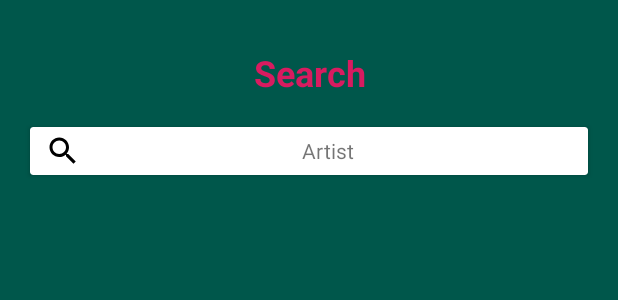
After one commit to bmacedo/HireMeMusic, an Android app: the layout fragment_search.xml on its own in the app's theme, with its tools: preview values and no code run, on a phone screen of 412 x 824 dp. The commit adds this screen. Shown: the top 300 px of the screen. Run offline under Robolectric (Android 15) with nearby library versions, the phone set to English and light mode, and no system bars.

```diff
--- /dev/null
+++ b/app/src/main/res/drawable/ic_baseline_search_24px.xml
@@ -0,0 +1,9 @@
+<vector xmlns:android="http://schemas.android.com/apk/res/android"
+    android:width="24dp"
+    android:height="24dp"
+    android:viewportWidth="24"
+    android:viewportHeight="24">
+    <path
+        android:fillColor="#FF000000"
+        android:pathData="M15.5,14h-0.79l-0.28,-0.27C15.41,12.59 16,11.11 16,9.5 16,5.91 13.09,3 9.5,3S3,5.91 3,9.5 5.91,16 9.5,16c1.61,0 3.09,-0.59 4.23,-1.57l0.27,0.28v0.79l5,4.99L20.49,19l-4.99,-5zM9.5,14C7.01,14 5,11.99 5,9.5S7.01,5 9.5,5 14,7.01 14,9.5 11.99,14 9.5,14z" />
+</vector>
--- /dev/null
+++ b/app/src/main/res/layout/fragment_search.xml
@@ -0,0 +1,35 @@
+<?xml version="1.0" encoding="utf-8"?>
+<LinearLayout xmlns:android="http://schemas.android.com/apk/res/android"
+    android:layout_width="match_parent"
+    android:layout_height="match_parent"
+    android:background="@color/colorPrimaryDark"
+    android:orientation="vertical">
+
+    <TextView
+        android:id="@+id/searchLabel"
+        style="@style/SearchTitle"
+        android:layout_width="match_parent"
+        android:layout_height="wrap_content"
+        android:layout_gravity="center"
+        android:gravity="center"
+        android:text="@string/search_label" />
+
+    <androidx.cardview.widget.CardView
+        android:id="@+id/searchBar"
+        android:layout_width="match_parent"
+        android:layout_height="wrap_content"
+        android:layout_margin="@dimen/search_bar_margin">
+
+        <TextView
+            android:layout_width="match_parent"
+            android:layout_height="wrap_content"
+            android:layout_marginStart="@dimen/search_hint_margin_horizontal"
+            android:layout_marginTop="@dimen/search_hint_margin_vertical"
+            android:layout_marginEnd="@dimen/search_hint_margin_horizontal"
+            android:layout_marginBottom="@dimen/search_hint_margin_vertical"
+            android:drawableStart="@drawable/ic_baseline_search_24px"
+            android:gravity="center"
+            android:text="@string/search_hint" />
+
+    </androidx.cardview.widget.CardView>
+</LinearLayout>
--- /dev/null
+++ b/app/src/main/res/values/dimens.xml
@@ -0,0 +1,7 @@
+<?xml version="1.0" encoding="utf-8"?>
+<resources>
+    <dimen name="search_title_margin_vertical">32dp</dimen>
+    <dimen name="search_bar_margin">20dp</dimen>
+    <dimen name="search_hint_margin_vertical">4dp</dimen>
+    <dimen name="search_hint_margin_horizontal">10dp</dimen>
+</resources>
--- a/app/src/main/res/values/strings.xml
+++ b/app/src/main/res/values/strings.xml
@@ -2,10 +2,16 @@
     <!-- General -->
     <string name="app_name">Hire Me Music</string>
 
-    <!-- Main Activity -->
+    <!-- Authentication -->
     <string name="log_in_label">Log in</string>
+
+    <!-- Search -->
+    <string name="search_label">Search</string>
+    <string name="search_hint">Artist</string>
 
     <!-- Spotify SDK Integration -->
     <string name="com_spotify_sdk_redirect_scheme">hirememusic</string>
     <string name="com_spotify_sdk_redirect_host">callback</string>
+    <string name="generic_error">An unknown error occurred. Please try one more time.</string>
+
 </resources>
--- a/app/src/main/res/values/styles.xml
+++ b/app/src/main/res/values/styles.xml
@@ -8,4 +8,12 @@
         <item name="colorAccent">@color/colorAccent</item>
     </style>
 
+    <!-- Search -->
+    <style name="SearchTitle">
+        <item name="android:layout_marginTop">@dimen/search_title_margin_vertical</item>
+        <item name="android:textSize">24sp</item>
+        <item name="android:textStyle">bold</item>
+        <item name="android:textColor">@color/colorAccent</item>
+    </style>
+
 </resources>
--- a/build.gradle
+++ b/build.gradle
@@ -11,6 +11,7 @@ buildscript {
         classpath 'com.android.tools.build:gradle:3.3.2'
         classpath "org.jetbrains.kotlin:kotlin-gradle-plugin:$kotlin_version"
         classpath 'com.google.gms:google-services:4.2.0'
+        classpath 'androidx.navigation:navigation-safe-args-gradle-plugin:2.0.0'
         // NOTE: Do not place your application dependencies here; they belong
         // in the individual module build.gradle files
     }
```
Also changed, not shown: app/build.gradle (+42 -8 lines), app/src/main/java/com/bmacedo/hirememusic/MainActivity.kt (+5 -39 lines), app/src/main/java/com/bmacedo/hirememusic/authentication/AuthenticationFragment.kt (added, +68 -0 lines), app/src/main/java/com/bmacedo/hirememusic/authentication/AuthenticationRepository.kt (added, +33 -0 lines), app/src/main/java/com/bmacedo/hirememusic/authentication/AuthenticationViewModel.kt (added, +123 -0 lines), app/src/main/java/com/bmacedo/hirememusic/init/InitialFragment.kt (added, +47 -0 lines), app/src/main/java/com/bmacedo/hirememusic/init/InitialViewModel.kt (added, +54 -0 lines), app/src/main/java/com/bmacedo/hirememusic/search/SearchFragment.kt (added, +8 -0 lines), app/src/main/java/com/bmacedo/hirememusic/util/FragmentExtensions.kt (added, +9 -0 lines), app/src/main/res/layout/activity_main.xml (+14 -27 lines), app/src/main/res/layout/fragment_authentication.xml (added, +46 -0 lines), app/src/main/res/layout/fragment_initial.xml (added, +38 -0 lines), app/src/main/res/navigation/nav_graph.xml (added, +37 -0 lines).
